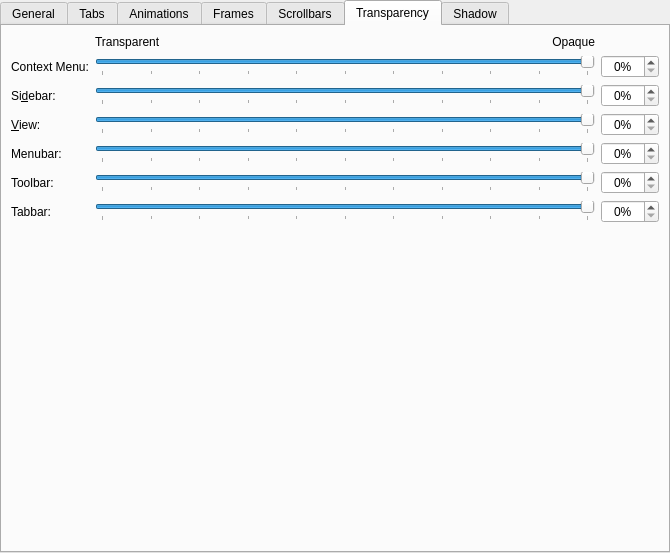
Before: the Qt Designer form kstyle/config/ui/darklystyleconfig.ui in Bali10050/Darkly, drawn with Qt 5.
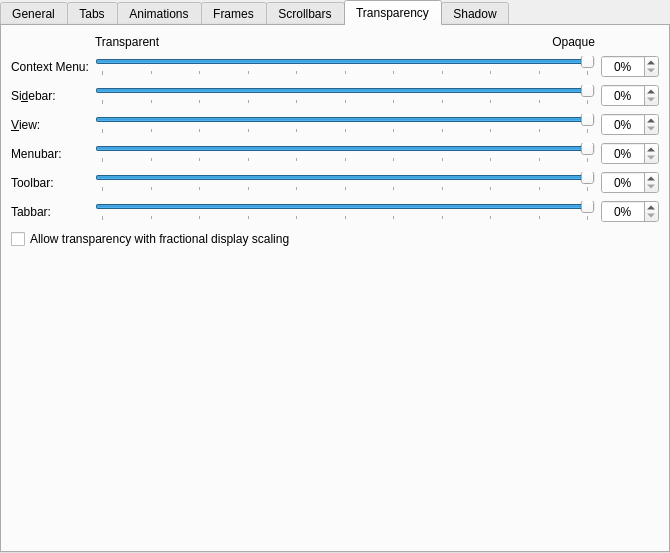
After: the same form once the commit is applied. The open tabs and pages were chosen to show the change. Custom widgets are drawn as their Qt base class.

Commit message: Add option to allow transparency on fractional display scaling

```diff
--- a/kstyle/config/ui/darklystyleconfig.ui
+++ b/kstyle/config/ui/darklystyleconfig.ui
@@ -1485,7 +1485,17 @@
          </property>
         </widget>
        </item>
-       <item row="7" column="0">
+       <item row="7" column="0" colspan="3">
+        <widget class="QCheckBox" name="_allowTransparencyOnFractionalScaling">
+         <property name="toolTip">
+          <string>By default, Darkly disables all transparency on fractional display scaling (e.g. 125%, 150%) to avoid rendering artifacts. Enable this to keep the opacity settings above active when using fractional scaling.</string>
+         </property>
+         <property name="text">
+          <string>Allow transparency with fractional display scaling</string>
+         </property>
+        </widget>
+       </item>
+       <item row="8" column="0">
         <spacer name="verticalSpacer_2">
          <property name="orientation">
           <enum>Qt::Orientation::Vertical</enum>
```
The commit also changes 3 other files.
